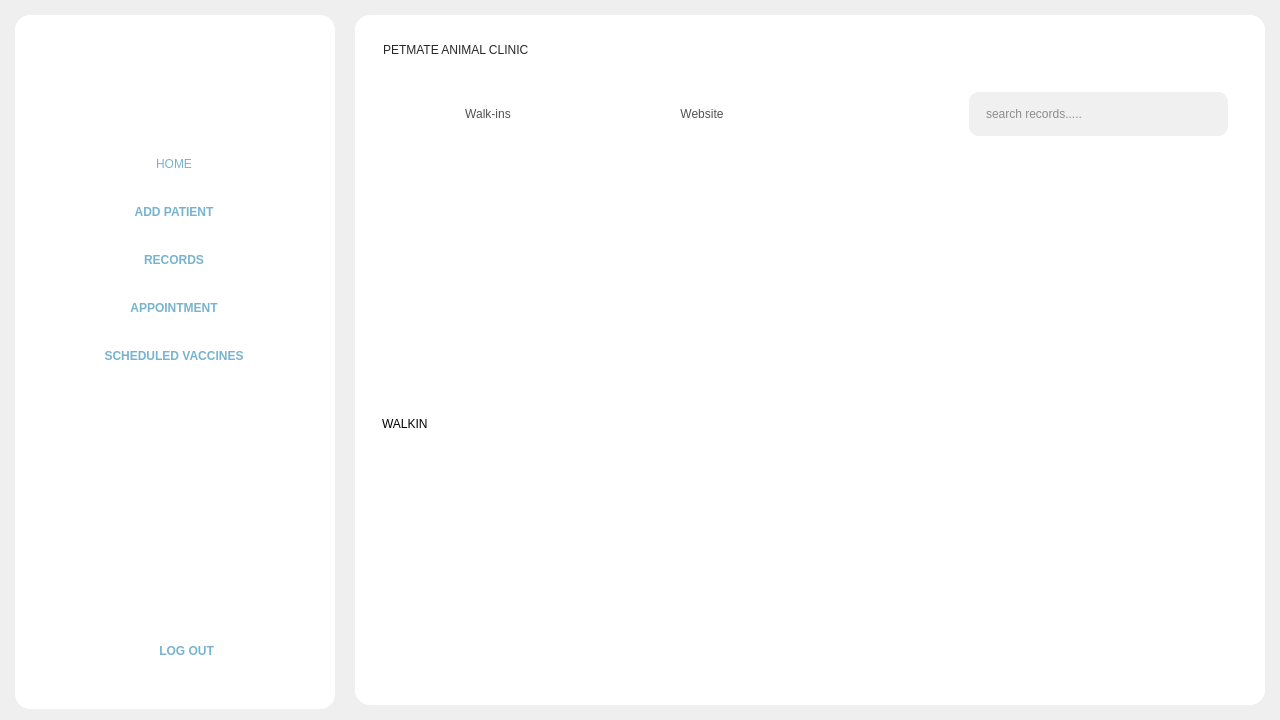
Old version of the form Frontend/Home.ui in the repository rmmln/Petmate-Desktop-Application.
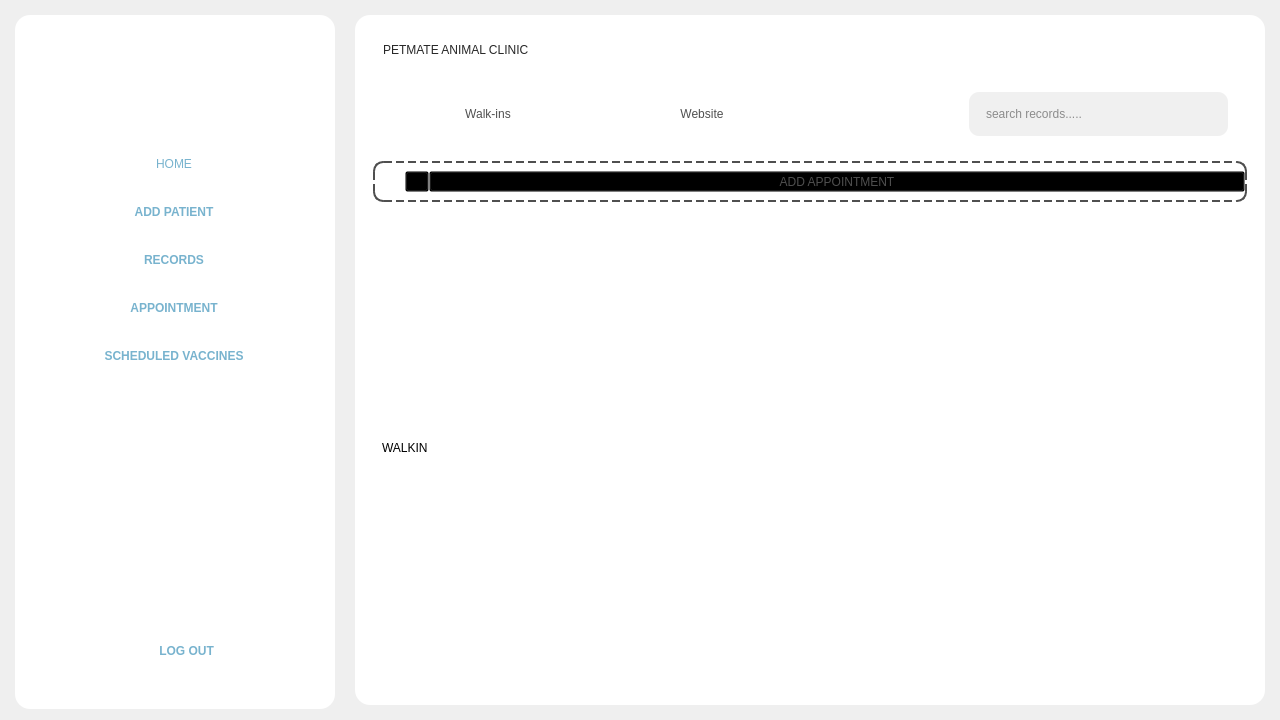
New version of the form. Icons and pictures are not drawn.

Commit message:
Add 'Add Appointment' button to Home UI
Introduced a new 'Add Appointment' button with icon and styling to the Home UI. Added AddIconAppointment.png to the Icons directory and registered it in resource.qrc for use in the UI.

Patch:
```diff
--- a/Frontend/Home.ui
+++ b/Frontend/Home.ui
@@ -2151,6 +2151,90 @@
              </layout>
             </widget>
            </item>
+           <item>
+            <widget class="QFrame" name="addWalkinButton">
+             <property name="sizePolicy">
+              <sizepolicy hsizetype="Expanding" vsizetype="Maximum">
+               <horstretch>0</horstretch>
+               <verstretch>0</verstretch>
+              </sizepolicy>
+             </property>
+             <property name="styleSheet">
+              <string notr="true">#addWalkinButton{
+	border: 2px dashed #4F4F4F;
+    border-radius: 10px;
+}</string>
+             </property>
+             <property name="frameShape">
+              <enum>QFrame::StyledPanel</enum>
+             </property>
+             <property name="frameShadow">
+              <enum>QFrame::Raised</enum>
+             </property>
+             <layout class="QHBoxLayout" name="horizontalLayout_13">
+              <property name="spacing">
+               <number>0</number>
+              </property>
+              <property name="leftMargin">
+               <number>30</number>
+              </property>
+              <property name="topMargin">
+               <number>8</number>
+              </property>
+              <property name="rightMargin">
+               <number>0</number>
+              </property>
+              <property name="bottomMargin">
+               <number>8</number>
+              </property>
+              <item>
+               <widget class="QToolButton" name="toolButton_3">
+                <property name="text">
+                 <string>...</string>
+                </property>
+                <property name="icon">
+                 <iconset resource="resource.qrc">
+                  <normaloff>:/Icons/Icons/AddIconAppointment.png</normaloff>:/Icons/Icons/AddIconAppointment.png</iconset>
+                </property>
+                <property name="iconSize">
+                 <size>
+                  <width>50</width>
+                  <height>50</height>
+                 </size>
+                </property>
+               </widget>
+              </item>
+              <item>
+               <widget class="QToolButton" name="toolButton_2">
+                <property name="sizePolicy">
+                 <sizepolicy hsizetype="Expanding" vsizetype="Fixed">
+                  <horstretch>0</horstretch>
+                  <verstretch>0</verstretch>
+                 </sizepolicy>
+                </property>
+                <property name="styleSheet">
+                 <string notr="true">QToolButton{
+	font: 81 25pt &quot;Montserrat ExtraBold&quot;;
+	color: #4F4F4F;
+}</string>
+                </property>
+                <property name="text">
+                 <string>ADD APPOINTMENT</string>
+                </property>
+                <property name="iconSize">
+                 <size>
+                  <width>34</width>
+                  <height>34</height>
+                 </size>
+                </property>
+                <property name="toolButtonStyle">
+                 <enum>Qt::ToolButtonTextBesideIcon</enum>
+                </property>
+               </widget>
+              </item>
+             </layout>
+            </widget>
+           </item>
            <item>
             <widget class="QStackedWidget" name="walkInOrWeb">
              <property name="currentIndex">
@@ -2187,7 +2271,7 @@
                     <x>0</x>
                     <y>0</y>
                     <width>874</width>
-                    <height>480</height>
+                    <height>393</height>
                    </rect>
                   </property>
                   <layout class="QVBoxLayout" name="verticalLayout_17">
```
The commit also changes 2 other files.
